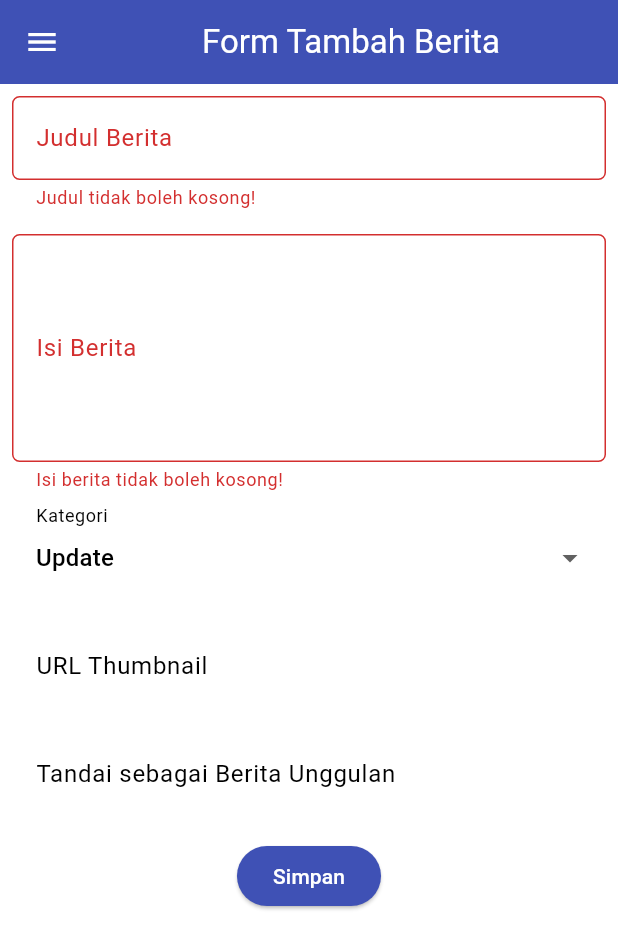
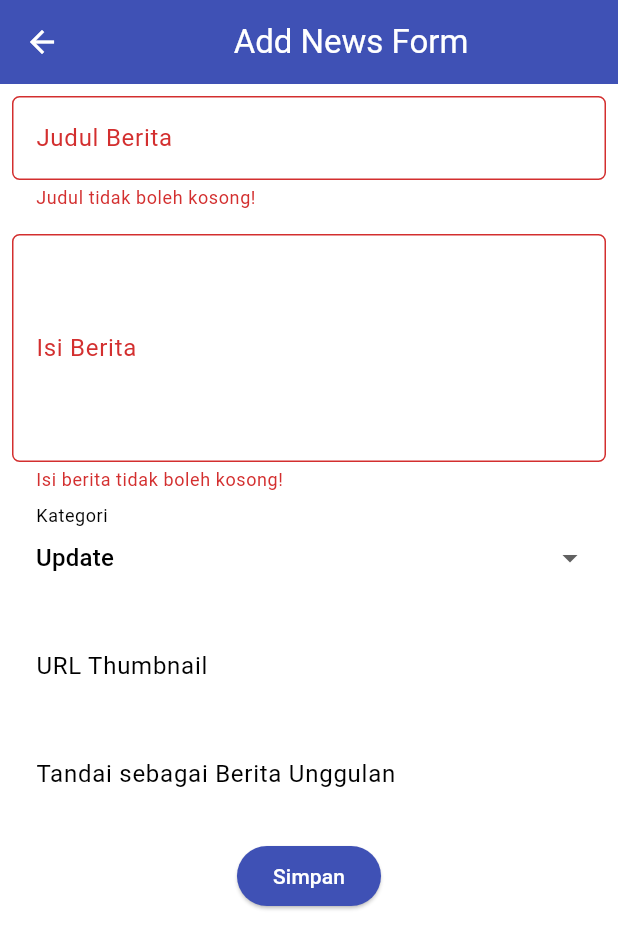
Before and after one commit to Priyzz/football-news-mobile, a Flutter app: the NewsFormPage screen opened directly, after a tap on "Simpan", on a phone screen of 412 x 824 dp. Shown: the top 949 px of the screen. Run offline on Flutter 3.47's test engine with Material 3 defaults, Android fonts, the phone set to English and light mode, and no system bars; missing offline and left inert: pbp_django_auth.

```diff
--- a/lib/screens/news_detail.dart
+++ b/lib/screens/news_detail.dart
@@ -9,7 +9,7 @@ class NewsDetailPage extends StatelessWidget {
   String _formatDate(DateTime date) {
     // Simple date formatter without intl package
     final months = ['Jan', 'Feb', 'Mar', 'Apr', 'May', 'Jun',
-                    'Jul', 'Aug', 'Sep', 'Oct', 'Nov', 'Dec'];
+      'Jul', 'Aug', 'Sep', 'Oct', 'Nov', 'Dec'];
     return '${date.day} ${months[date.month - 1]} ${date.year}, ${date.hour.toString().padLeft(2, '0')}:${date.minute.toString().padLeft(2, '0')}';
   }
 
@@ -26,9 +26,9 @@ class NewsDetailPage extends StatelessWidget {
           crossAxisAlignment: CrossAxisAlignment.start,
           children: [
             // Thumbnail image
-            if (news.thumbnail.isNotEmpty)
+            if (news.thumbnail != null && news.thumbnail!.isNotEmpty)
               Image.network(
-                'http://localhost:8000/proxy-image/?url=${Uri.encodeComponent(news.thumbnail)}',
+                'http://localhost:8000/proxy-image/?url=${Uri.encodeComponent(news.thumbnail!)}',
                 width: double.infinity,
                 height: 250,
                 fit: BoxFit.cover,
@@ -67,7 +67,7 @@ class NewsDetailPage extends StatelessWidget {
 
                   // Title
                   Text(
-                    news.title,
+                    news.title ?? 'Tidak Ada Judul',
                     style: const TextStyle(
                       fontSize: 24.0,
                       fontWeight: FontWeight.bold,
@@ -86,7 +86,7 @@ class NewsDetailPage extends StatelessWidget {
                           borderRadius: BorderRadius.circular(12.0),
                         ),
                         child: Text(
-                          news.category.toUpperCase(),
+                          (news.category ?? 'NO CATEGORY').toUpperCase(),
                           style: TextStyle(
                             fontSize: 12,
                             fontWeight: FontWeight.bold,
@@ -96,7 +96,9 @@ class NewsDetailPage extends StatelessWidget {
                       ),
                       const SizedBox(width: 12),
                       Text(
-                        _formatDate(news.createdAt),
+                        (news.createdAt != null)
+                            ? _formatDate(news.createdAt!)
+                            : 'Tanggal tidak diketahui',
                         style: TextStyle(
                           fontSize: 12,
                           color: Colors.grey[600],
@@ -112,7 +114,7 @@ class NewsDetailPage extends StatelessWidget {
                       Icon(Icons.visibility, size: 16, color: Colors.grey[600]),
                       const SizedBox(width: 4),
                       Text(
-                        '${news.newsViews} views',
+                        '${news.newsViews ?? 0} views',
                         style: TextStyle(
                           fontSize: 12,
                           color: Colors.grey[600],
@@ -125,7 +127,7 @@ class NewsDetailPage extends StatelessWidget {
 
                   // Full content
                   Text(
-                    news.content,
+                    news.content ?? 'Konten tidak tersedia.',
                     style: const TextStyle(
                       fontSize: 16.0,
                       height: 1.6,
--- a/lib/screens/news_entry_list.dart
+++ b/lib/screens/news_entry_list.dart
@@ -5,7 +5,7 @@ import 'package:football_news/screens/news_detail.dart';
 import 'package:football_news/widgets/news_entry_card.dart';
 import 'package:provider/provider.dart';
 import 'package:pbp_django_auth/pbp_django_auth.dart';
-import 'package:football_news/screens/news_detail.dart';
+
 
 class NewsEntryListPage extends StatefulWidget {
   const NewsEntryListPage({super.key});
@@ -20,7 +20,7 @@ class _NewsEntryListPageState extends State<NewsEntryListPage> {
     // To connect Android emulator with Django on localhost, use URL http://10.0.2.2/
     // If you using chrome,  use URL http://localhost:8000
 
-    final response = await request.get('http://[YOUR_APP_URL]/json/');
+    final response = await request.get('http://localhost:8000/json/');
 
     // Decode response to json format
     var data = response;
--- a/lib/screens/newslist_form.dart
+++ b/lib/screens/newslist_form.dart
@@ -1,10 +1,10 @@
 import 'package:flutter/material.dart';
-// TODO: Impor drawer yang sudah dibuat sebelumnya
 import 'package:football_news/widgets/left_drawer.dart';
 import 'dart:convert';
 import 'package:provider/provider.dart';
 import 'package:pbp_django_auth/pbp_django_auth.dart';
 import 'package:football_news/screens/menu.dart';
+// TODO: Impor drawer yang sudah dibuat sebelumnya
 
 class NewsFormPage extends StatefulWidget {
   const NewsFormPage({super.key});
@@ -14,6 +14,7 @@ class NewsFormPage extends StatefulWidget {
 }
 
 class _NewsFormPageState extends State<NewsFormPage> {
+
   final _formKey = GlobalKey<FormState>();
   String _title = "";
   String _content = "";
@@ -37,22 +38,19 @@ class _NewsFormPageState extends State<NewsFormPage> {
       appBar: AppBar(
         title: const Center(
           child: Text(
-            'Form Tambah Berita',
+            'Add News Form',
           ),
         ),
         backgroundColor: Colors.indigo,
         foregroundColor: Colors.white,
       ),
-
       // TODO: Tambahkan drawer yang sudah dibuat di sini
-      drawer: const LeftDrawer(),
-
         body: Form(
           key: _formKey,
           child: SingleChildScrollView(
               child: Column(
                   crossAxisAlignment: CrossAxisAlignment.start,
-            children: [
+                  children:[
                   // === Title ===
                   Padding(
                   padding: const EdgeInsets.all(8.0),
@@ -77,8 +75,6 @@ class _NewsFormPageState extends State<NewsFormPage> {
                       },
                     ),
                   ),
-
-              // === Content ===
                     Padding(
                       padding: const EdgeInsets.all(8.0),
                       child: TextFormField(
@@ -162,13 +158,12 @@ class _NewsFormPageState extends State<NewsFormPage> {
                         },
                       ),
                     ),
-
-              // === Tombol Simpan ===
                   Align(
                     alignment: Alignment.bottomCenter,
                     child: Padding(
                       padding: const EdgeInsets.all(8.0),
                       child: ElevatedButton(
+                        // <-- Mulai ElevatedButton
                         style: ButtonStyle(
                           backgroundColor:
                           MaterialStateProperty.all(Colors.indigo),
@@ -180,7 +175,7 @@ class _NewsFormPageState extends State<NewsFormPage> {
                             // If you using chrome,  use URL http://localhost:8000
 
                             final response = await request.postJson(
-                      "http://[Your_APP_URL]/create-flutter/",
+                              "http://localhost:8000/create-flutter/",
                               jsonEncode({
                                 "title": _title,
                                 "content": _content,
@@ -209,15 +204,16 @@ class _NewsFormPageState extends State<NewsFormPage> {
                             }
                           }
                         },
+                // INI ADALAH CHILD YANG BENAR
                 child: const Text(
                   "Simpan",
                   style: TextStyle(color: Colors.white),
                 ),
-                  ),
+              ), // <-- Akhir ElevatedButton
             ),
           ),
           ],
-          ),
+          )
           ),
         ),
     );
--- a/lib/widgets/news_entry_card.dart
+++ b/lib/widgets/news_entry_card.dart
@@ -33,7 +33,7 @@ class NewsEntryCard extends StatelessWidget {
                 ClipRRect(
                   borderRadius: BorderRadius.circular(6),
                   child: Image.network(
-                    'http://localhost:8000/proxy-image/?url=${Uri.encodeComponent(news.thumbnail)}',
+                    'http://localhost:8000/proxy-image/?url=${Uri.encodeComponent(news.thumbnail ?? '')}',
                     height: 150,
                     width: double.infinity,
                     fit: BoxFit.cover,
@@ -47,8 +47,9 @@ class NewsEntryCard extends StatelessWidget {
                 const SizedBox(height: 8),
 
                 // Title
+                // Title
                 Text(
-                  news.title,
+                  news.title ?? 'Tidak Ada Judul',
                   style: const TextStyle(
                     fontSize: 18.0,
                     fontWeight: FontWeight.bold,
@@ -76,8 +77,8 @@ class NewsEntryCard extends StatelessWidget {
                   const Text(
                     'Featured',
                     style: TextStyle(
-                      color: Colors.amber,
-                      fontWeight: FontWeight.bold
+                        color: Colors.amber,
+                        fontWeight: FontWeight.bold
                     ),
                   ),
               ],
```
Also changed, not shown: lib/main.dart (+4 -3 lines), lib/models/news_entry.dart (added, +57 -0 lines), lib/screens/login.dart (+20 -17 lines), lib/screens/menu.dart (+9 -16 lines), lib/screens/register.dart (+4 -4 lines), lib/widgets/left_drawer.dart (+9 -22 lines), lib/widgets/news_card.dart (+15 -8 lines), 1 other file. Lines whose indentation alone changed are shown as unchanged.
